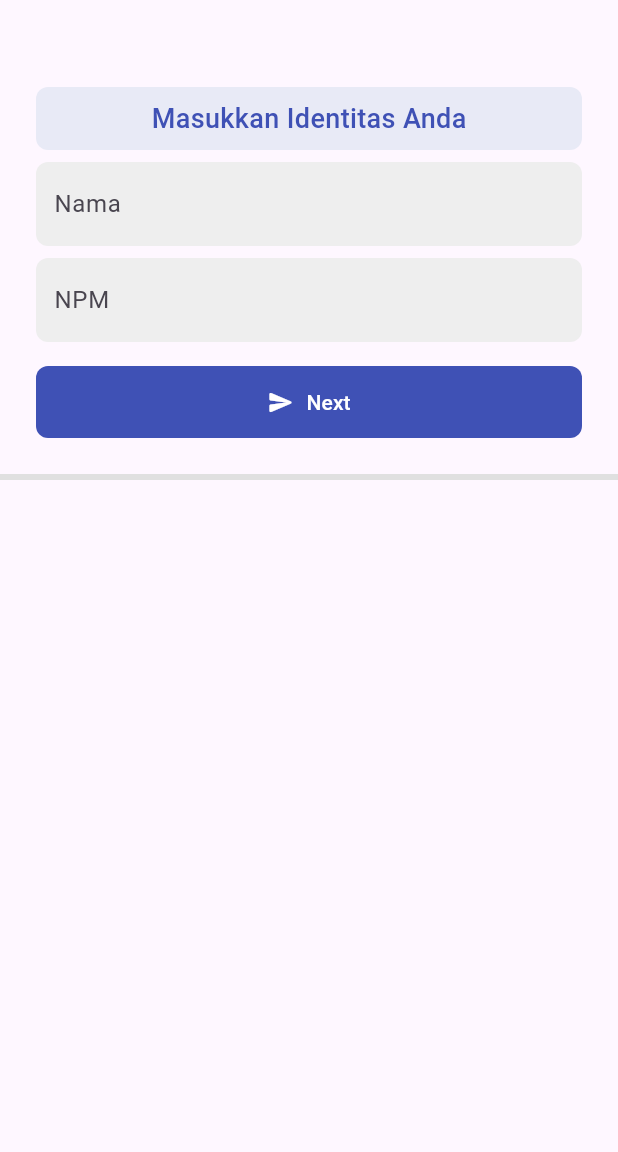
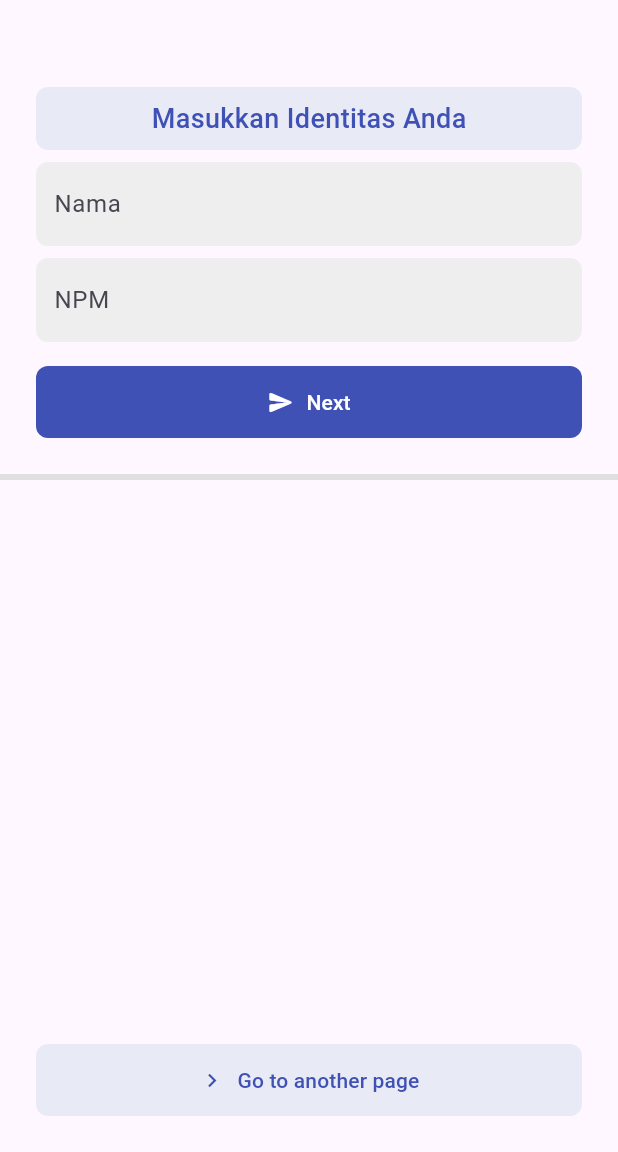
Before and after one commit to Agilistikmal/uty-mobile-web-service, a Flutter app: the screen it shows after launch, on a phone screen of 412 x 824 dp, the part 84-1236 px from its top. Run offline on Flutter 3.47's test engine with Material 3 defaults, Android fonts, the phone set to English and light mode, and no system bars.

```diff
--- a/widget_app/lib/screen/home_screen.dart
+++ b/widget_app/lib/screen/home_screen.dart
@@ -1,5 +1,6 @@
 import 'package:flutter/material.dart';
 import 'package:widget_app/model/data.dart';
+import 'package:widget_app/screen/another_screen.dart';
 
 class HomeScreen extends StatefulWidget {
   const HomeScreen({super.key});
@@ -212,6 +213,48 @@ class _HomeScreenState extends State<HomeScreen> {
               },
             ),
           ),
+          const SizedBox(
+            height: 24,
+          ),
+          Padding(
+            padding: const EdgeInsets.symmetric(horizontal: 24),
+            child: Container(
+              width: MediaQuery.sizeOf(context).width,
+              decoration: BoxDecoration(
+                borderRadius: BorderRadius.circular(8),
+                // Disini saya memberi warna tombol menjadi indigo dengan shade 50
+                color: Colors.indigo.shade50,
+              ),
+              child: TextButton(
+                // Saat Tombol di klik, maka akan pindah ke halaman AnotherScreen
+                onPressed: () => {
+                  Navigator.of(context).push(MaterialPageRoute(
+                    builder: (context) => const AnotherScreen(),
+                  ))
+                },
+                // Menggunakan row agar icon dan text tampil secara horizontal
+                child: const Row(
+                  // Main axis alignment center berarti semua konten didalam row akan berada di tengah
+                  mainAxisAlignment: MainAxisAlignment.center,
+                  children: [
+                    // Widget Icon untuk menampilkan Icon yang sudah ada di Flutter
+                    Icon(
+                      Icons.navigate_next,
+                      color: Colors.indigo,
+                    ),
+                    SizedBox(width: 8),
+                    Text(
+                      "Go to another page",
+                      style: TextStyle(color: Colors.indigo),
+                    ),
+                  ],
+                ),
+              ),
+            ),
+          ),
+          const SizedBox(
+            height: 24,
+          )
         ],
       ),
     );
```
Also changed, not shown: widget_app/lib/screen/another_screen.dart (added, +61 -0 lines), assets/grid-1.jpg (added), assets/nav-1.jpg (added), assets/nav-2.jpg (added), 1 other file.
